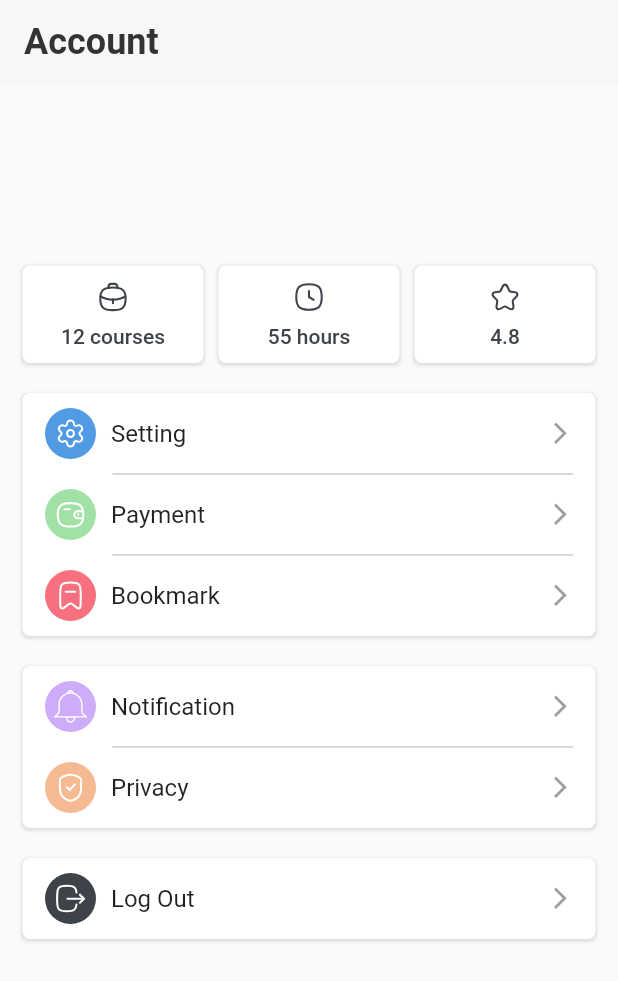
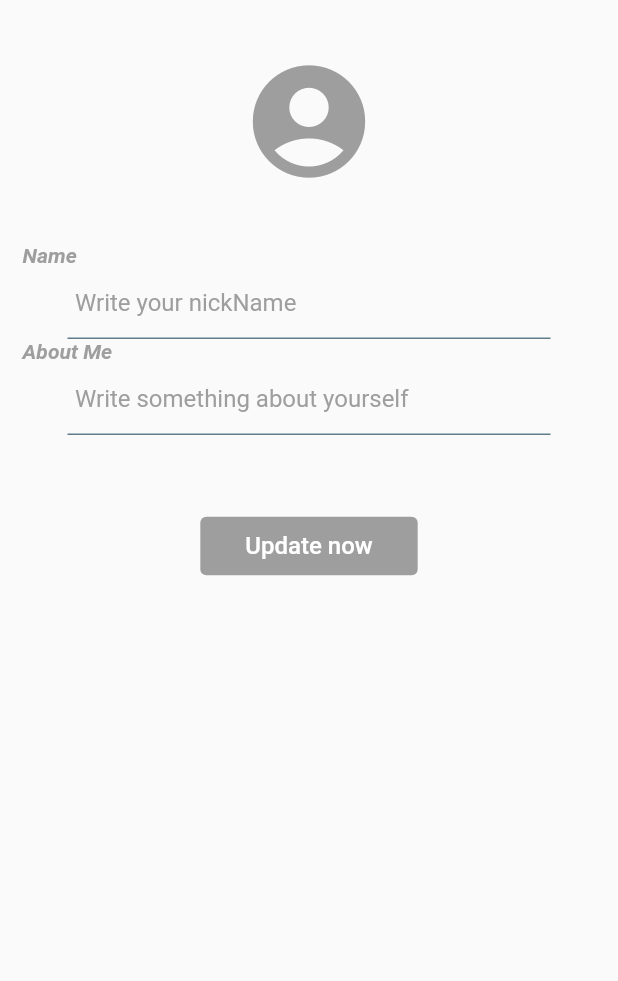
Before and after one commit to NguyenMinhNhut2009/flutter_online, a Flutter app: the AccountScreen widget shown alone on an empty page, opened directly, after a tap on "Setting", on a phone screen of 412 x 824 dp. Shown: the top 981 px of the screen. Run offline on Flutter 3.47's test engine with Material 2 defaults, Android fonts, the light colour scheme and no system bars; drawn by our look-alikes of cached_network_image; our stand-ins replace badges, carousel_slider, cloud_firestore, firebase_auth, firebase_core, firebase_storage and 5 more; accounts and stored records are empty; network calls fail.

Commit message:
add update account

```diff
--- a/lib/main.dart
+++ b/lib/main.dart
@@ -5,7 +5,7 @@ import 'package:firebase_storage/firebase_storage.dart';
 import 'package:flutter/material.dart';
 import 'package:flutter_online/model/account_model.dart';
 import 'package:flutter_online/model/auth_model.dart';
-import 'package:flutter_online/screens/login.dart';
+
 import 'package:flutter_online/screens/splash.dart';
 import 'package:flutter_online/theme/color.dart';
 import 'package:google_sign_in/google_sign_in.dart';
--- a/lib/model/account_model.dart
+++ b/lib/model/account_model.dart
@@ -16,7 +16,7 @@ class AccountModel {
       required this.firebaseStorage});
 
   String? getPrefs(String key) {
-    return prefs.getString(key??"");
+    return prefs.getString(key);
   }
 
   Future<bool> setPrefs(String key, String value) async {
--- a/lib/screens/account.dart
+++ b/lib/screens/account.dart
@@ -3,6 +3,7 @@ import 'package:flutter/material.dart';
 import 'package:flutter_online/model/account_model.dart';
 import 'package:flutter_online/model/auth_model.dart';
 import 'package:flutter_online/screens/login.dart';
+import 'package:flutter_online/screens/setting.dart';
 import 'package:flutter_online/theme/color.dart';
 import 'package:flutter_online/utils/data.dart';
 import 'package:flutter_online/utils/firestore_constant.dart';
@@ -146,7 +147,10 @@ class _AccountScreenState extends State<AccountScreen> {
                 title: "Setting",
                 leadingIcon: "assets/icons/setting.svg",
                 bgIconColor: blue,
-                onTap: () {},
+                onTap: () {
+                  Navigator.push(context,
+                      MaterialPageRoute(builder: (_) => SettingScreen()));
+                },
               ),
               Padding(
                 padding: const EdgeInsets.only(left: 45),
--- /dev/null
+++ b/lib/screens/setting.dart
@@ -0,0 +1,338 @@
+import 'dart:io';
+
+import 'package:firebase_storage/firebase_storage.dart';
+import 'package:flutter/cupertino.dart';
+import 'package:flutter/material.dart';
+import 'package:flutter_online/model/account_model.dart';
+import 'package:flutter_online/screens/root_app.dart';
+import 'package:flutter_online/utils/firestore_constant.dart';
+import 'package:flutter_online/utils/user_chat.dart';
+import 'package:fluttertoast/fluttertoast.dart';
+import 'package:image_picker/image_picker.dart';
+import 'package:provider/provider.dart';
+
+class SettingScreen extends StatefulWidget {
+  const SettingScreen({super.key});
+
+  @override
+  State<SettingScreen> createState() => _SettingScreenState();
+}
+
+class _SettingScreenState extends State<SettingScreen> {
+  final TextEditingController _controller = TextEditingController();
+  TextEditingController? nickNameEditing;
+  TextEditingController? aboutMeEditing;
+
+  String id = '';
+  String nickname = '';
+  String aboutMe = '';
+  String photoUrl = '';
+  String phoneNumber = '';
+
+  bool isLoading = false;
+  File? avatar;
+  late AccountModel accountModel;
+
+  final FocusNode focusNodeNickName = FocusNode();
+  final FocusNode focusNodeAboutMe = FocusNode();
+
+  @override
+  void initState() {
+    super.initState();
+    accountModel = context.read<AccountModel>();
+    readLocal();
+  }
+
+  void readLocal() {
+    setState(() {
+      id = accountModel.getPrefs(FirestoreConstants.id) ?? "";
+      nickname = accountModel.getPrefs(FirestoreConstants.nickname) ?? "";
+      aboutMe = accountModel.getPrefs(FirestoreConstants.aboutMe) ?? "";
+      photoUrl = accountModel.getPrefs(FirestoreConstants.photoUrl) ?? "";
+      phoneNumber = accountModel.getPrefs(FirestoreConstants.phoneNumber) ?? "";
+    });
+
+    nickNameEditing = TextEditingController(text: nickname);
+    aboutMeEditing = TextEditingController(text: aboutMe);
+  }
+
+  Future getImage() async {
+    ImagePicker imagePicker = ImagePicker();
+    PickedFile? pickedFile = await imagePicker
+        // ignore: deprecated_member_use
+        .getImage(source: ImageSource.gallery)
+        .catchError((err) {
+      Fluttertoast.showToast(msg: err.toString());
+    });
+
+    File? image;
+
+    if (pickedFile != null) {
+      image = File(pickedFile.path);
+    }
+    if (image != null) {
+      setState(() {
+        avatar = image;
+        isLoading = true;
+      });
+
+      upLoadFile();
+    }
+  }
+
+  Future upLoadFile() async {
+    String fileName = id;
+    UploadTask uploadTask = accountModel.uploadTask(avatar!, fileName);
+
+    try {
+      TaskSnapshot snapshot = await uploadTask;
+      photoUrl = await snapshot.ref.getDownloadURL();
+
+      UserChat updateinfo = UserChat(
+          aboutMe: aboutMe,
+          id: id,
+          nickname: nickname,
+          phoneNumber: phoneNumber,
+          photoUrl: photoUrl);
+      accountModel
+          .updateDetailFirestore(
+              FirestoreConstants.pathUserCollection, id, updateinfo.toJson())
+          .then((data) async {
+        await accountModel.setPrefs(FirestoreConstants.photoUrl, photoUrl);
+
+        setState(() {
+          isLoading = false;
+        });
+      }).catchError((err) {
+        setState(() {
+          isLoading = false;
+        });
+        Fluttertoast.showToast(msg: err.toString());
+      });
+    } on FirebaseException catch (e) {
+      setState(() {
+        isLoading = false;
+      });
+      Fluttertoast.showToast(msg: e.message ?? e.toString());
+    }
+  }
+
+  void handleUpdate() {
+    focusNodeAboutMe.unfocus();
+    focusNodeNickName.unfocus();
+    setState(() {
+      isLoading = true;
+    });
+
+    UserChat update = UserChat(
+        aboutMe: aboutMe,
+        id: id,
+        nickname: nickname,
+        phoneNumber: phoneNumber,
+        photoUrl: photoUrl);
+
+    accountModel
+        .updateDetailFirestore(
+            FirestoreConstants.pathUserCollection, id, update.toJson())
+        .then((data) async {
+      await accountModel.setPrefs(FirestoreConstants.nickname, nickname);
+      await accountModel.setPrefs(FirestoreConstants.aboutMe, aboutMe);
+      await accountModel.setPrefs(FirestoreConstants.phoneNumber, phoneNumber);
+      await accountModel.setPrefs(FirestoreConstants.photoUrl, photoUrl);
+
+      setState(() {
+        isLoading = false;
+      });
+      // ignore: use_build_context_synchronously
+      Navigator.push(context, MaterialPageRoute(builder: (_) => const RootApp()));
+      Fluttertoast.showToast(msg: "Update success");
+    }).catchError((err) {
+      setState(() {
+        isLoading = false;
+      });
+
+      Fluttertoast.showToast(msg: err.toString());
+    });
+  }
+
+  @override
+  Widget build(BuildContext context) {
+    return Scaffold(
+      body: Stack(
+        children: <Widget>[
+          SingleChildScrollView(
+            padding: const EdgeInsets.only(left: 15, right: 15),
+            child:
+                Column(mainAxisAlignment: MainAxisAlignment.center, children: [
+              CupertinoButton(
+                  // ignore: sort_child_properties_last
+                  child: Container(
+                    margin: const EdgeInsets.all(20),
+                    child: avatar == null
+                        ? photoUrl.isNotEmpty
+                            ? ClipRRect(
+                                borderRadius: BorderRadius.circular(45),
+                                child: Image.network(
+                                  photoUrl,
+                                  width: 90,
+                                  height: 90,
+                                  fit: BoxFit.cover,
+                                  errorBuilder: (context, error, stackTrace) {
+                                    return const Icon(
+                                      Icons.account_circle,
+                                      size: 90,
+                                      color: Colors.grey,
+                                    );
+                                  },
+                                  loadingBuilder:
+                                      (context, child, loadingProgress) {
+                                    if (loadingProgress == null) return child;
+                                    return SizedBox(
+                                      width: 90,
+                                      height: 90,
+                                      child: Center(
+                                          child: CircularProgressIndicator(
+                                        color: Colors.grey,
+                                        value: loadingProgress
+                                                        .expectedTotalBytes !=
+                                                    null &&
+                                                loadingProgress
+                                                        .expectedTotalBytes !=
+                                                    null
+                                            ? loadingProgress
+                                                    .cumulativeBytesLoaded /
+                                                loadingProgress
+                                                    .expectedTotalBytes!
+                                            : null,
+                                      )),
+                                    );
+                                  },
+                                ),
+                              )
+                            : const Icon(
+                                Icons.account_circle,
+                                size: 90,
+                                color: Colors.grey,
+                              )
+                        : ClipRRect(
+                            borderRadius: BorderRadius.circular(45),
+                            child: Image.file(
+                              avatar!,
+                              width: 90,
+                              height: 90,
+                              fit: BoxFit.cover,
+                            ),
+                          ),
+                  ),
+                  onPressed: getImage),
+              Column(
+                crossAxisAlignment: CrossAxisAlignment.start,
+                children: [
+                  Container(
+                    child: Text(
+                      "Name",
+                      style: TextStyle(
+                          color: Colors.grey,
+                          fontWeight: FontWeight.bold,
+                          fontStyle: FontStyle.italic),
+                    ),
+                  ),
+                  Container(
+                    margin: EdgeInsets.only(left: 30, right: 30),
+                    child: Theme(
+                      data:
+                          Theme.of(context).copyWith(primaryColor: Colors.grey),
+                      child: TextField(
+                        style: TextStyle(color: Colors.grey),
+                        decoration: InputDecoration(
+                          enabledBorder: UnderlineInputBorder(
+                              borderSide: BorderSide(color: Colors.blueGrey)),
+                          focusedBorder: UnderlineInputBorder(
+                              borderSide: BorderSide(color: Colors.grey)),
+                          hintText: "Write your nickName",
+                          contentPadding: EdgeInsets.all(5),
+                          hintStyle: TextStyle(color: Colors.grey),
+                        ),
+                        controller: nickNameEditing,
+                        onChanged: (value) {
+                          nickname = value;
+                        },
+                        focusNode: focusNodeNickName,
+                      ),
+                    ),
+                  ),
+                  Container(
+                    child: Text(
+                      "About Me",
+                      style: TextStyle(
+                          color: Colors.grey,
+                          fontWeight: FontWeight.bold,
+                          fontStyle: FontStyle.italic),
+                    ),
+                  ),
+                  Container(
+                    margin: EdgeInsets.only(left: 30, right: 30),
+                    child: Theme(
+                      data:
+                          Theme.of(context).copyWith(primaryColor: Colors.grey),
+                      child: TextField(
+                        style: TextStyle(color: Colors.grey),
+                        decoration: InputDecoration(
+                          enabledBorder: UnderlineInputBorder(
+                              borderSide: BorderSide(color: Colors.blueGrey)),
+                          focusedBorder: UnderlineInputBorder(
+                              borderSide: BorderSide(color: Colors.grey)),
+                          hintText: "Write something about yourself",
+                          contentPadding: EdgeInsets.all(5),
+                          hintStyle: TextStyle(color: Colors.grey),
+                        ),
+                        controller: aboutMeEditing,
+                        onChanged: (value) {
+                          aboutMe = value;
+                        },
+                        focusNode: focusNodeAboutMe,
+                      ),
+                    ),
+                  ),
+                  Center(
+                    child: Container(
+                      margin: const EdgeInsets.only(
+                        top: 50,
+                        bottom: 50,
+                      ),
+                      child: TextButton(
+                        onPressed: handleUpdate,
+                        child: const Text(
+                          "Update now",
+                          style: TextStyle(color: Colors.white, fontSize: 16),
+                        ),
+                        style: ButtonStyle(
+                          backgroundColor:
+                              MaterialStateProperty.all<Color>(Colors.grey),
+                          padding: MaterialStateProperty.all<EdgeInsets>(
+                            const EdgeInsets.fromLTRB(30, 10, 30, 10),
+                          ),
+                        ),
+                      ),
+                    ),
+                  )
+                ],
+              )
+            ]),
+          ),
+          Positioned(
+              child: isLoading
+                  ? Container(
+                      color: Colors.black87,
+                      child: const Center(
+                        child: CircularProgressIndicator(
+                          color: Colors.grey,
+                        ),
+                      ),
+                    )
+                  : const SizedBox.shrink())
+        ],
+      ),
+    );
+  }
+}
--- a/pubspec.yaml
+++ b/pubspec.yaml
@@ -48,6 +48,7 @@ dependencies:
   cloud_firestore: ^4.7.1
   firebase_storage: ^11.2.1
   fluttertoast: ^8.2.1
+  image_picker: ^0.8.7+5
 
 dev_dependencies:
   flutter_test:
```
Also changed, not shown: pubspec.lock, 1 other file.
